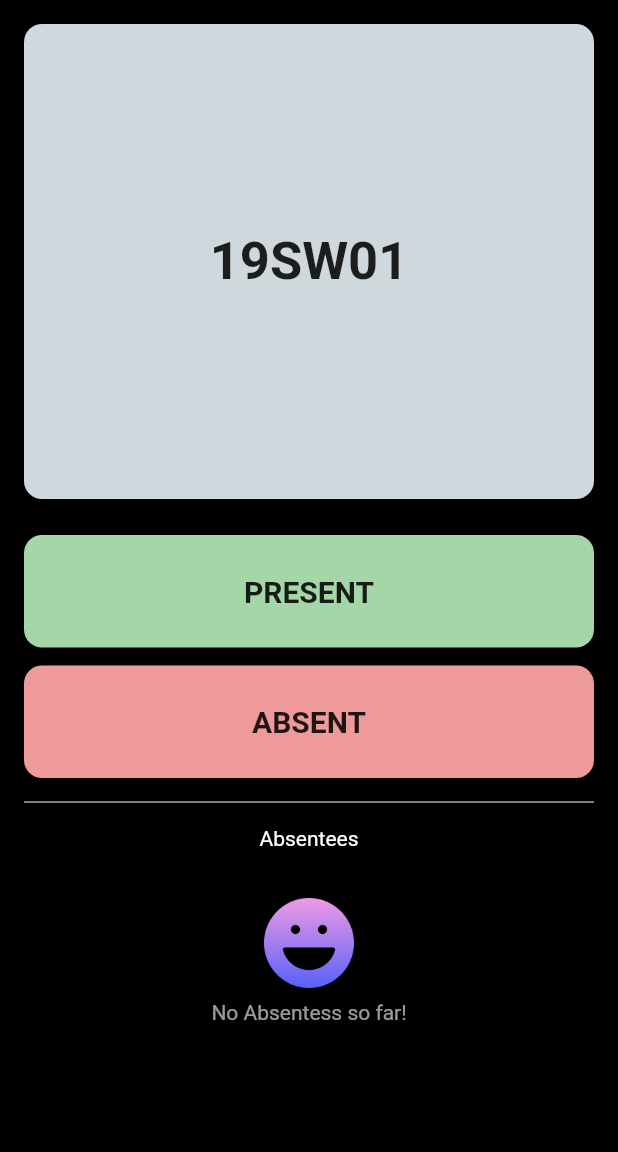
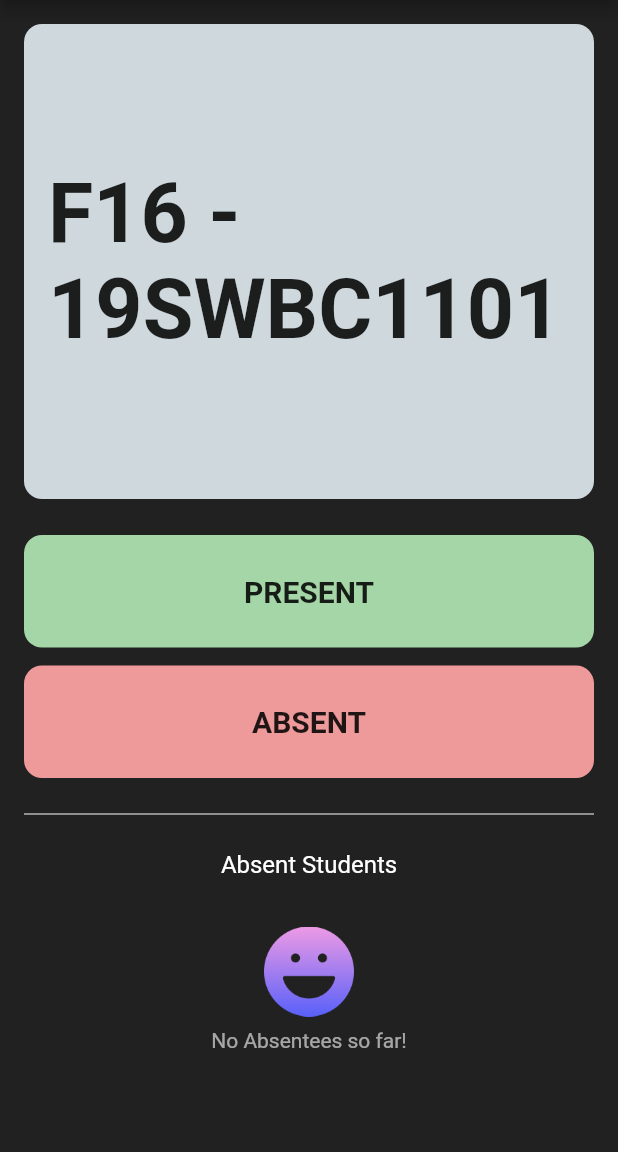
Before and after one commit to rashidwassan/muet-attendance-taking-app, a Flutter app: the screen it shows after launch, on a phone screen of 412 x 824 dp, the part 84-1236 px from its top. Run offline on Flutter 3.47's test engine with Material 2 defaults, Android fonts, the phone set to English and light mode, and no system bars; our stand-ins replace google_fonts; missing offline and left inert: clipboard.

Commit message:
UI improvements

```diff
--- a/lib/attendance_app.dart
+++ b/lib/attendance_app.dart
@@ -3,6 +3,7 @@ import 'package:attendance_app/screens/attendance_page.dart';
 import 'package:attendance_app/screens/report_page.dart';
 import 'package:attendance_app/screens/splash_screen.dart';
 import 'package:flutter/material.dart';
+import 'package:google_fonts/google_fonts.dart';
 import 'package:provider/provider.dart';
 
 class MUETAttendanceApp extends StatelessWidget {
@@ -17,6 +18,7 @@ class MUETAttendanceApp extends StatelessWidget {
         debugShowCheckedModeBanner: false,
         theme: ThemeData(
           primarySwatch: Colors.blue,
+          fontFamily: GoogleFonts.roboto().fontFamily,
         ),
         initialRoute: SplashScreen.routeName,
         routes: {
--- a/lib/providers/students_list_provider.dart
+++ b/lib/providers/students_list_provider.dart
@@ -3,7 +3,7 @@ import 'package:flutter/material.dart';
 class StudentListProvider with ChangeNotifier {
   int _currentStudent = 0;
   final List<String> _allStudents = [
-    '19SW01',
+    'F16 - 19SWBC1101',
     '19SW03',
     '19SW07',
     '19SW11',
--- a/lib/screens/attendance_page.dart
+++ b/lib/screens/attendance_page.dart
@@ -5,6 +5,7 @@ import 'package:attendance_app/constants/images.dart';
 import 'package:attendance_app/providers/students_list_provider.dart';
 import 'package:attendance_app/screens/report_page.dart';
 import 'package:flutter/material.dart';
+import 'package:google_fonts/google_fonts.dart';
 import 'package:provider/provider.dart';
 
 import '../components/present_absent_buttons.dart';
@@ -19,6 +20,7 @@ class AttendancePage extends StatefulWidget {
 
 class _AttendancePageState extends State<AttendancePage> {
   late String report;
+  bool generateAbsenteesReport = true;
   List<Color> colors = [
     Colors.red.shade100,
     Colors.blue.shade100,
@@ -41,7 +43,7 @@ class _AttendancePageState extends State<AttendancePage> {
   @override
   Widget build(BuildContext context) {
     return Scaffold(
-      backgroundColor: Colors.black,
+      backgroundColor: Colors.grey.shade900,
       appBar: AppBar(
         backgroundColor: Colors.grey.shade900,
         title: const Text('Attendance Page'),
@@ -61,13 +63,17 @@ class _AttendancePageState extends State<AttendancePage> {
                       color: colors[Random().nextInt(colors.length - 1)],
                       borderRadius: BorderRadius.circular(12),
                     ),
+                    child: Padding(
+                      padding: const EdgeInsets.all(16.0),
                       child: Center(
                         child: Text(
                           listProvider.allStudents[listProvider.currentStudent],
-                        style: const TextStyle(
-                          fontSize: 35,
+                          style: TextStyle(
+                            fontSize: 55,
+                            fontFamily: GoogleFonts.concertOne().fontFamily,
                             fontWeight: FontWeight.bold,
                             color: Colors.black87,
+                          ),
                         ),
                       ),
                     ),
@@ -78,20 +84,24 @@ class _AttendancePageState extends State<AttendancePage> {
                 ),
                 if (listProvider.currentStudent ==
                     listProvider.allStudents.length - 1)
+                  Column(
+                    children: [
                       MainButton(
                         buttonText: 'Generate Report',
                         onPressed: generateReport,
                         buttonColor: Colors.amberAccent.shade100,
+                      ),
+                    ],
                   )
                 else
                   const OptionButtons(),
                 const Divider(
-                  height: 32,
+                  height: 48,
                   color: Colors.white,
                 ),
                 const Text(
-                  'Absentees',
-                  style: TextStyle(color: Colors.white),
+                  'Absent Students',
+                  style: TextStyle(color: Colors.white, fontSize: 16),
                 ),
                 const SizedBox(
                   height: 8,
@@ -111,7 +121,7 @@ class _AttendancePageState extends State<AttendancePage> {
                           height: 8,
                         ),
                         const Text(
-                          'No Absentess so far!',
+                          'No Absentees so far!',
                           style: TextStyle(color: Colors.white60),
                         )
                       ],
@@ -128,16 +138,20 @@ class _AttendancePageState extends State<AttendancePage> {
                           padding: const EdgeInsets.symmetric(horizontal: 4.0),
                           child: Chip(
                             onDeleted: () {},
-                            deleteIcon: const Icon(
+                            deleteIcon: Icon(
                               Icons.delete,
                               size: 19,
+                              color: Colors.red.shade400,
                             ),
                             backgroundColor:
                                 colors[Random().nextInt(colors.length - 1)],
                             label: Text(
                               listProvider
                                   .allStudents[listProvider.absentStudents[i]],
-                              style: const TextStyle(color: Colors.black87),
+                              style: const TextStyle(
+                                color: Colors.black87,
+                                fontWeight: FontWeight.w500,
+                              ),
                             ),
                           ),
                         ),
--- a/pubspec.yaml
+++ b/pubspec.yaml
@@ -17,6 +17,7 @@ dependencies:
   provider: ^6.0.3
   clipboard: ^0.1.3
   intl: ^0.17.0
+  google_fonts: ^3.0.1
 
 dev_dependencies:
   flutter_test:
```
Also changed, not shown: lib/screens/report_page.dart (+42 -7 lines), pubspec.lock, 2 other files. Lines whose indentation alone changed are shown as unchanged.
